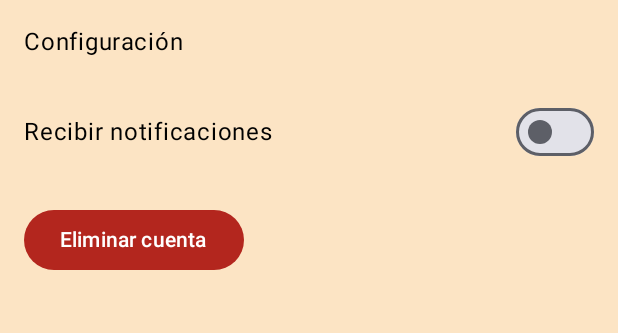
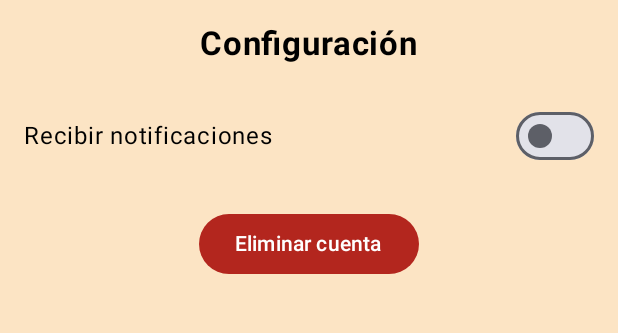
Before and after one commit to hugovidal04/PetsApp, an Android app built with Jetpack Compose: the SettingsScreen screen opened through its navigation route, on a phone screen of 412 x 824 dp, the part 96-429 px from its top. Run offline under Robolectric (Android 15) with nearby library versions, the phone set to English and light mode, and no system bars; our stand-ins replace Firebase (no records; nobody signed in at launch, a user with empty details on screens opened directly).

Commit message:
Nuevos estilos para el título de configuración

```diff
--- a/app/src/main/java/com/example/petsapp/presentation/settings/SettingsScreen.kt
+++ b/app/src/main/java/com/example/petsapp/presentation/settings/SettingsScreen.kt
@@ -27,7 +27,9 @@
 import androidx.compose.ui.Alignment
 import androidx.compose.ui.Modifier
 import androidx.compose.ui.platform.LocalContext
+import androidx.compose.ui.text.font.FontWeight
 import androidx.compose.ui.unit.dp
+import androidx.compose.ui.unit.sp
 import androidx.core.content.ContextCompat
 import androidx.lifecycle.viewmodel.compose.viewModel
 import androidx.navigation.NavHostController
@@ -54,9 +56,15 @@
             modifier = Modifier
                 .fillMaxSize()
                 .background(FondoPrincipal)
-                .padding(16.dp)
+                .padding(16.dp),
+            horizontalAlignment = Alignment.CenterHorizontally
         ) {
-            Text("Configuración", color = ColorTexto)
+            Text(
+                "Configuración",
+                color = ColorTexto,
+                fontWeight = FontWeight.Bold,
+                fontSize = 22.sp
+            )
             Spacer(modifier = Modifier.height(24.dp))
 
             Row(
```
